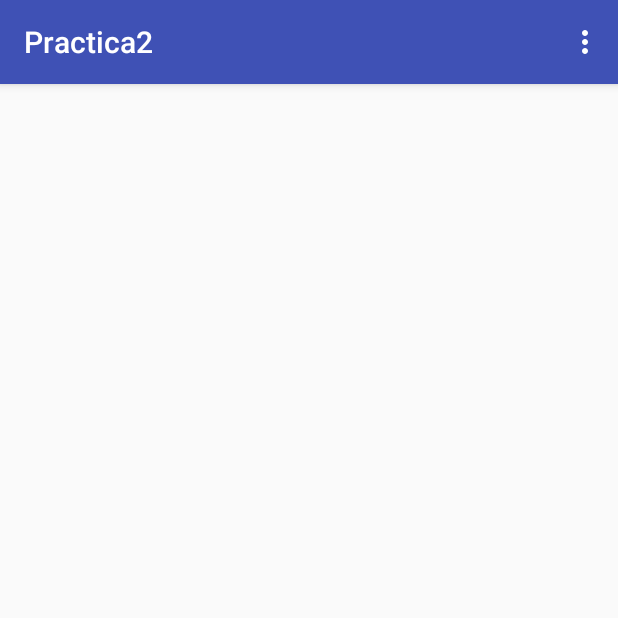
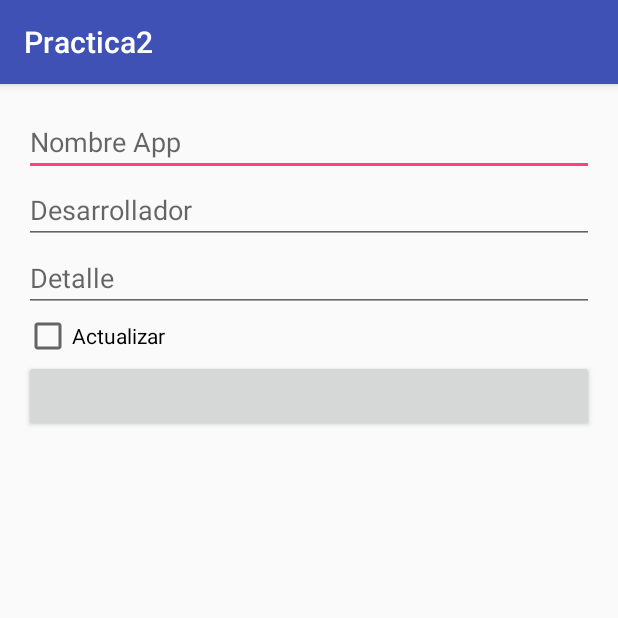
Before and after one commit to droldanch/Diplomado, an Android app: the screen it shows after launch (MainActivity before the commit, AddActivity after it), in the options menu, after a tap on "Agregar", on a phone screen of 412 x 824 dp, the top half of it. Run offline under Robolectric (Android 15) with nearby library versions, the phone set to English and light mode, and no system bars.

Commit message:
Detalles

```diff
--- a/Practica2/app/src/main/AndroidManifest.xml
+++ b/Practica2/app/src/main/AndroidManifest.xml
@@ -11,12 +11,15 @@
         <activity
             android:name=".MainActivity"
             android:label="@string/app_name"
-            android:theme="@style/AppTheme.NoActionBar">
+            android:theme="@style/AppTheme">
             <intent-filter>
                 <action android:name="android.intent.action.MAIN" />
+
                 <category android:name="android.intent.category.LAUNCHER" />
             </intent-filter>
         </activity>
+        <activity android:name=".DetalleActivity" />
+        <activity android:name=".AddActivity"></activity>
     </application>
 
 </manifest>
--- /dev/null
+++ b/Practica2/app/src/main/java/irolso/com/practica2/AddActivity.java
@@ -0,0 +1,65 @@
+package irolso.com.practica2;
+
+import android.content.Intent;
+import android.support.v7.app.AppCompatActivity;
+import android.os.Bundle;
+import android.view.View;
+import android.widget.Button;
+import android.widget.CheckBox;
+import android.widget.TextView;
+import android.widget.Toast;
+
+import irolso.com.practica2.model.ModelListApp;
+import irolso.com.practica2.sql.DataSource;
+
+public class AddActivity extends AppCompatActivity implements View.OnClickListener {
+
+    TextView Nombre,Desarrollador,Detalle;
+    CheckBox checkBox;
+    Button button;
+    DataSource dataSource;
+    ModelListApp modelListApp;
+    @Override
+    protected void onCreate(Bundle savedInstanceState) {
+        super.onCreate(savedInstanceState);
+        setContentView(R.layout.activity_add);
+        modelListApp = new ModelListApp();
+        dataSource = new DataSource(this);
+        Nombre = (TextView) findViewById(R.id.AddActivityNombre);
+        Desarrollador = (TextView) findViewById(R.id.AddActivityDesarrollador);
+        Detalle = (TextView) findViewById(R.id.AddActivityDetalle);
+        checkBox = (CheckBox) findViewById(R.id.AddActivityCheckbox);
+        findViewById(R.id.AddActivitySave).setOnClickListener(this);
+    }
+
+    @Override
+    public void onClick(View v) {
+        switch (v.getId()){
+            case R.id.AddActivitySave:
+                if(!Nombre.getText().toString().equals("")&&!Desarrollador.getText().toString().equals("")&&!Detalle.getText().toString().equals("")) {
+                modelListApp.Nombre = Nombre.getText().toString();
+                modelListApp.Desarrollador = Desarrollador.getText().toString();
+                modelListApp.Detalle = Detalle.getText().toString();
+                if(checkBox.isChecked())
+                    modelListApp.Update = 1;
+                else
+                    modelListApp.Update= 0;
+                modelListApp.Instalada = 1;
+                dataSource.saveItem(modelListApp);
+                Intent intent = new Intent(AddActivity.this, MainActivity.class);
+                startActivity(intent);
+                finish();
+                }else{
+                    Toast.makeText(getApplicationContext(),getString(R.string.falta), Toast.LENGTH_SHORT).show();
+                }
+                break;
+
+        }
+    }
+    @Override
+    public void onBackPressed() {
+        Intent intent = new Intent(AddActivity.this, MainActivity.class);
+        startActivity(intent);
+        finish();
+    }
+}
--- a/Practica2/app/src/main/java/irolso/com/practica2/MainActivity.java
+++ b/Practica2/app/src/main/java/irolso/com/practica2/MainActivity.java
@@ -1,5 +1,6 @@
 package irolso.com.practica2;
 
+import android.content.Intent;
 import android.os.Bundle;
 import android.support.design.widget.FloatingActionButton;
 import android.support.design.widget.Snackbar;
@@ -8,16 +9,38 @@ import android.support.v7.widget.Toolbar;
 import android.view.View;
 import android.view.Menu;
 import android.view.MenuItem;
+import android.widget.AdapterView;
+import android.widget.ListView;
+
+import java.util.List;
+
+import irolso.com.practica2.adapter.AdapterListApp;
+import irolso.com.practica2.model.ModelListApp;
+import irolso.com.practica2.sql.DataSource;
 
 public class MainActivity extends AppCompatActivity {
 
+    List<ModelListApp> modelItemList;
+    ListView AppList;
+    DataSource dataSource;
     @Override
     protected void onCreate(Bundle savedInstanceState) {
         super.onCreate(savedInstanceState);
         setContentView(R.layout.activity_main);
-        Toolbar toolbar = (Toolbar) findViewById(R.id.toolbar);
-        setSupportActionBar(toolbar);
+        dataSource = new DataSource(this);
+        AppList = (ListView) findViewById(R.id.ActivityMainListApp);
+        modelItemList = dataSource.getAllItems();
+        AppList.setOnItemClickListener(new AdapterView.OnItemClickListener() {
+            @Override
+            public void onItemClick(AdapterView<?> parent, View view, int position, long id) {
+                Intent intent = new Intent(MainActivity.this, DetalleActivity.class);
+                intent.putExtra("id",modelItemList.get(position).ID);
+                startActivity(intent);
+                finish();
+            }
+        });
 
+        AppList.setAdapter(new AdapterListApp(this, modelItemList));
     }
 
     @Override
@@ -36,6 +59,9 @@ public class MainActivity extends AppCompatActivity {
 
         //noinspection SimplifiableIfStatement
         if (id == R.id.action_settings) {
+            Intent intent = new Intent(MainActivity.this, AddActivity.class);
+            startActivity(intent);
+            finish();
             return true;
         }
 
--- a/Practica2/app/src/main/java/irolso/com/practica2/model/ModelListApp.java
+++ b/Practica2/app/src/main/java/irolso/com/practica2/model/ModelListApp.java
@@ -4,7 +4,10 @@ package irolso.com.practica2.model;
  * Created by Roldan on 06/07/16.
  */
 public class ModelListApp {
+    public Integer ID;
+    public String Nombre;
     public String Desarrollador;
-    public String App;
-    public String Leyenda;
+    public Integer Instalada;
+    public Integer Update;
+    public String Detalle;
 }
--- a/Practica2/app/src/main/java/irolso/com/practica2/sql/MySqliteHelper.java
+++ b/Practica2/app/src/main/java/irolso/com/practica2/sql/MySqliteHelper.java
@@ -20,7 +20,7 @@ public class MySqliteHelper extends SQLiteOpenHelper {
         public static final String NOMBRE = "nombre";
         public static final String DESARROLLADOR = "desarrollador";
         public static final String INSTALADA = "instalada";
-        public static final String UPDATE = "update";
+        public static final String UPDATE = "subir";
         public static final String DETALLE = "detalle";
 
     }
@@ -29,11 +29,11 @@ public class MySqliteHelper extends SQLiteOpenHelper {
     //Script de Creación de la tabla Quotes
     public static final String CREATE_TABLE_APP =
             "create table "+TABLE_APP+"(" +
-                    ColumnItem.ID+" varchar(50),              "+
+                    ColumnItem.ID+" integer primary key autoincrement,              "+
                     ColumnItem.NOMBRE +" varchar(50),         "+
                     ColumnItem.DESARROLLADOR  +" varchar(50), "+
-                    ColumnItem.INSTALADA  +" INTEGER,         "+
-                    ColumnItem.UPDATE +" INTEGER,             "+
+                    ColumnItem.INSTALADA  +" integer,         "+
+                    ColumnItem.UPDATE +" integer,             "+
                     ColumnItem.DETALLE +" varchar(50))        ";
 
     public MySqliteHelper(Context context) {
--- /dev/null
+++ b/Practica2/app/src/main/res/layout/activity_add.xml
@@ -0,0 +1,42 @@
+<?xml version="1.0" encoding="utf-8"?>
+<LinearLayout xmlns:android="http://schemas.android.com/apk/res/android"
+    xmlns:tools="http://schemas.android.com/tools"
+    android:layout_width="match_parent"
+    android:layout_height="match_parent"
+    android:orientation="vertical"
+    android:paddingBottom="@dimen/activity_vertical_margin"
+    android:paddingLeft="@dimen/activity_horizontal_margin"
+    android:paddingRight="@dimen/activity_horizontal_margin"
+    android:paddingTop="@dimen/activity_vertical_margin"
+    tools:context="irolso.com.practica2.AddActivity">
+
+    <EditText
+        android:id="@+id/AddActivityNombre"
+        android:layout_width="match_parent"
+        android:layout_height="wrap_content"
+        android:hint="@string/Nombre"/>
+
+    <EditText
+        android:id="@+id/AddActivityDesarrollador"
+        android:layout_width="match_parent"
+        android:layout_height="wrap_content"
+        android:hint="@string/Desarrollador"/>
+
+    <EditText
+        android:id="@+id/AddActivityDetalle"
+        android:layout_width="match_parent"
+        android:layout_height="wrap_content"
+        android:hint="@string/Detalle"/>
+    <CheckBox
+        android:id="@+id/AddActivityCheckbox"
+        android:layout_width="match_parent"
+        android:layout_height="wrap_content"
+        android:text="Actualizar"
+        />
+
+    <Button
+        android:id="@+id/AddActivitySave"
+        android:layout_width="match_parent"
+        android:layout_height="wrap_content" />
+
+</LinearLayout>
--- a/Practica2/app/src/main/res/layout/activity_main.xml
+++ b/Practica2/app/src/main/res/layout/activity_main.xml
@@ -1,32 +1,19 @@
 <?xml version="1.0" encoding="utf-8"?>
-<RelativeLayout
-    xmlns:android="http://schemas.android.com/apk/res/android"
-    xmlns:app="http://schemas.android.com/apk/res-auto"
+<RelativeLayout xmlns:android="http://schemas.android.com/apk/res/android"
     xmlns:tools="http://schemas.android.com/tools"
     android:layout_width="match_parent"
     android:layout_height="match_parent"
-    android:fitsSystemWindows="true"
+    android:orientation="vertical"
     tools:context="irolso.com.practica2.MainActivity">
 
-    <android.support.design.widget.AppBarLayout
-        android:layout_width="match_parent"
-        android:layout_height="wrap_content"
-        android:theme="@style/AppTheme.AppBarOverlay">
-
-        <android.support.v7.widget.Toolbar
-            android:id="@+id/toolbar"
-            android:layout_width="match_parent"
-            android:layout_height="?attr/actionBarSize"
-            android:background="?attr/colorPrimary"
-            app:popupTheme="@style/AppTheme.PopupOverlay" />
-
-    </android.support.design.widget.AppBarLayout>
 
     <ListView
-        android:id="@+id/list_gasto"
+
+        android:id="@+id/ActivityMainListApp"
         android:layout_width="match_parent"
         android:layout_height="wrap_content"
         android:dividerHeight=".6sp"
+        android:paddingTop="8dp"
         android:paddingRight="8dp"
         android:paddingLeft="8dp"
         >
--- a/Practica2/app/src/main/res/values/colors.xml
+++ b/Practica2/app/src/main/res/values/colors.xml
@@ -5,4 +5,6 @@
     <color name="colorAccent">#FF4081</color>
     <color name="black">#000000</color>
     <color name="black58">#6D6D6D</color>
+    <color name="blanco">#FFFFFF</color>
+    <color name="green">#689F38</color>
 </resources>
--- a/Practica2/app/src/main/res/values/strings.xml
+++ b/Practica2/app/src/main/res/values/strings.xml
@@ -2,4 +2,10 @@
     <string name="app_name">Practica2</string>
     <string name="action_settings">Settings</string>
     <string name="agregar">Agregar</string>
+    <string name="Nombre">Nombre App</string>
+    <string name="Desarrollador">Desarrollador</string>
+    <string name="Detalle">Detalle</string>
+    <string name="intalada">Instalada</string>
+    <string name="actualizada">Actualizada</string>
+    <string name="falta">Falta ingresar Datos</string>
 </resources>
--- a/Practica2/app/src/main/res/values/styles.xml
+++ b/Practica2/app/src/main/res/values/styles.xml
@@ -8,16 +8,4 @@
         <item name="colorAccent">@color/colorAccent</item>
     </style>
 
-    <style name="AppTheme.NoActionBar">
-        <item name="colorPrimary">@color/colorPrimary</item>
-        <item name="colorPrimaryDark">@color/colorPrimaryDark</item>
-        <item name="colorAccent">@color/colorAccent</item>
-        <item name="windowActionBar">false</item>
-        <item name="windowNoTitle">true</item>
-    </style>
-
-    <style name="AppTheme.AppBarOverlay" parent="ThemeOverlay.AppCompat.Dark.ActionBar" />
-
-    <style name="AppTheme.PopupOverlay" parent="ThemeOverlay.AppCompat.Light" />
-
 </resources>
```
Also changed, not shown: Practica2/app/src/main/java/irolso/com/practica2/DetalleActivity.java (added, +13 -0 lines), Practica2/app/src/main/java/irolso/com/practica2/adapter/AdapterListApp.java (+6 -4 lines), Practica2/app/src/main/java/irolso/com/practica2/sql/DataSource.java (+93 -1 lines), Practica2/app/src/main/res/layout/activity_detalle.xml (added, +12 -0 lines), Practica2/app/src/main/res/layout/adapter_lista_app.xml (+12 -21 lines).
